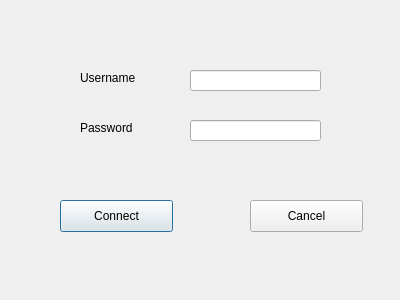
Before: the Qt Designer form login.ui in penghanyuan/ProjectQt, drawn with Qt 5.
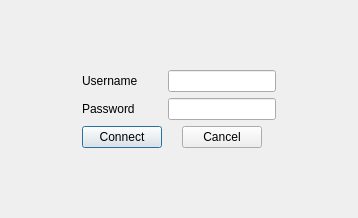
After: the same form once the commit is applied.

Diff of the .ui file:
```diff
--- a/login.ui
+++ b/login.ui
@@ -6,88 +6,153 @@
    <rect>
     <x>0</x>
     <y>0</y>
-    <width>400</width>
-    <height>300</height>
+    <width>358</width>
+    <height>218</height>
    </rect>
   </property>
   <property name="windowTitle">
    <string>Dialog</string>
   </property>
-  <widget class="QPushButton" name="connect">
-   <property name="geometry">
-    <rect>
-     <x>60</x>
-     <y>200</y>
-     <width>113</width>
-     <height>32</height>
-    </rect>
-   </property>
-   <property name="text">
-    <string>Connect</string>
-   </property>
-  </widget>
-  <widget class="QPushButton" name="cancel">
-   <property name="geometry">
-    <rect>
-     <x>250</x>
-     <y>200</y>
-     <width>113</width>
-     <height>32</height>
-    </rect>
-   </property>
-   <property name="text">
-    <string>Cancel</string>
-   </property>
-  </widget>
-  <widget class="QLineEdit" name="username">
-   <property name="geometry">
-    <rect>
-     <x>190</x>
-     <y>70</y>
-     <width>131</width>
-     <height>21</height>
-    </rect>
-   </property>
-  </widget>
-  <widget class="QLineEdit" name="password">
-   <property name="geometry">
-    <rect>
-     <x>190</x>
-     <y>120</y>
-     <width>131</width>
-     <height>21</height>
-    </rect>
-   </property>
-   <property name="echoMode">
-    <enum>QLineEdit::Password</enum>
-   </property>
-  </widget>
-  <widget class="QLabel" name="label">
-   <property name="geometry">
-    <rect>
-     <x>80</x>
-     <y>70</y>
-     <width>71</width>
-     <height>16</height>
-    </rect>
-   </property>
-   <property name="text">
-    <string>Username</string>
-   </property>
-  </widget>
-  <widget class="QLabel" name="label_2">
-   <property name="geometry">
-    <rect>
-     <x>80</x>
-     <y>120</y>
-     <width>71</width>
-     <height>16</height>
-    </rect>
-   </property>
-   <property name="text">
-    <string>Password</string>
-   </property>
-  </widget>
+  <layout class="QGridLayout" name="gridLayout_3">
+   <item row="0" column="0">
+    <layout class="QGridLayout" name="gridLayout_2">
+     <property name="sizeConstraint">
+      <enum>QLayout::SetMaximumSize</enum>
+     </property>
+     <item row="1" column="1">
+      <layout class="QGridLayout" name="gridLayout">
+       <property name="sizeConstraint">
+        <enum>QLayout::SetNoConstraint</enum>
+       </property>
+       <item row="4" column="0">
+        <spacer name="verticalSpacer">
+         <property name="orientation">
+          <enum>Qt::Vertical</enum>
+         </property>
+         <property name="sizeHint" stdset="0">
+          <size>
+           <width>20</width>
+           <height>40</height>
+          </size>
+         </property>
+        </spacer>
+       </item>
+       <item row="2" column="0">
+        <widget class="QLabel" name="label_2">
+         <property name="text">
+          <string>Password</string>
+         </property>
+        </widget>
+       </item>
+       <item row="2" column="1">
+        <widget class="QLineEdit" name="password">
+         <property name="sizePolicy">
+          <sizepolicy hsizetype="Preferred" vsizetype="Fixed">
+           <horstretch>0</horstretch>
+           <verstretch>0</verstretch>
+          </sizepolicy>
+         </property>
+         <property name="echoMode">
+          <enum>QLineEdit::Password</enum>
+         </property>
+        </widget>
+       </item>
+       <item row="1" column="1">
+        <widget class="QLineEdit" name="username">
+         <property name="sizePolicy">
+          <sizepolicy hsizetype="Preferred" vsizetype="Fixed">
+           <horstretch>0</horstretch>
+           <verstretch>0</verstretch>
+          </sizepolicy>
+         </property>
+        </widget>
+       </item>
+       <item row="1" column="0">
+        <widget class="QLabel" name="label">
+         <property name="text">
+          <string>Username</string>
+         </property>
+        </widget>
+       </item>
+       <item row="3" column="1" alignment="Qt::AlignHCenter">
+        <widget class="QPushButton" name="cancel">
+         <property name="enabled">
+          <bool>true</bool>
+         </property>
+         <property name="sizePolicy">
+          <sizepolicy hsizetype="Fixed" vsizetype="Fixed">
+           <horstretch>0</horstretch>
+           <verstretch>0</verstretch>
+          </sizepolicy>
+         </property>
+         <property name="layoutDirection">
+          <enum>Qt::LeftToRight</enum>
+         </property>
+         <property name="text">
+          <string>Cancel</string>
+         </property>
+         <property name="autoDefault">
+          <bool>false</bool>
+         </property>
+         <property name="default">
+          <bool>false</bool>
+         </property>
+         <property name="flat">
+          <bool>false</bool>
+         </property>
+        </widget>
+       </item>
+       <item row="3" column="0">
+        <widget class="QPushButton" name="connect">
+         <property name="text">
+          <string>Connect</string>
+         </property>
+        </widget>
+       </item>
+       <item row="0" column="0">
+        <spacer name="verticalSpacer_2">
+         <property name="orientation">
+          <enum>Qt::Vertical</enum>
+         </property>
+         <property name="sizeHint" stdset="0">
+          <size>
+           <width>20</width>
+           <height>40</height>
+          </size>
+         </property>
+        </spacer>
+       </item>
+      </layout>
+     </item>
+     <item row="1" column="0">
+      <spacer name="horizontalSpacer">
+       <property name="orientation">
+        <enum>Qt::Horizontal</enum>
+       </property>
+       <property name="sizeHint" stdset="0">
+        <size>
+         <width>40</width>
+         <height>20</height>
+        </size>
+       </property>
+      </spacer>
+     </item>
+     <item row="1" column="2">
+      <spacer name="horizontalSpacer_2">
+       <property name="orientation">
+        <enum>Qt::Horizontal</enum>
+       </property>
+       <property name="sizeHint" stdset="0">
+        <size>
+         <width>40</width>
+         <height>20</height>
+        </size>
+       </property>
+      </spacer>
+     </item>
+    </layout>
+   </item>
+  </layout>
  </widget>
  <resources/>
  <connections>
```
